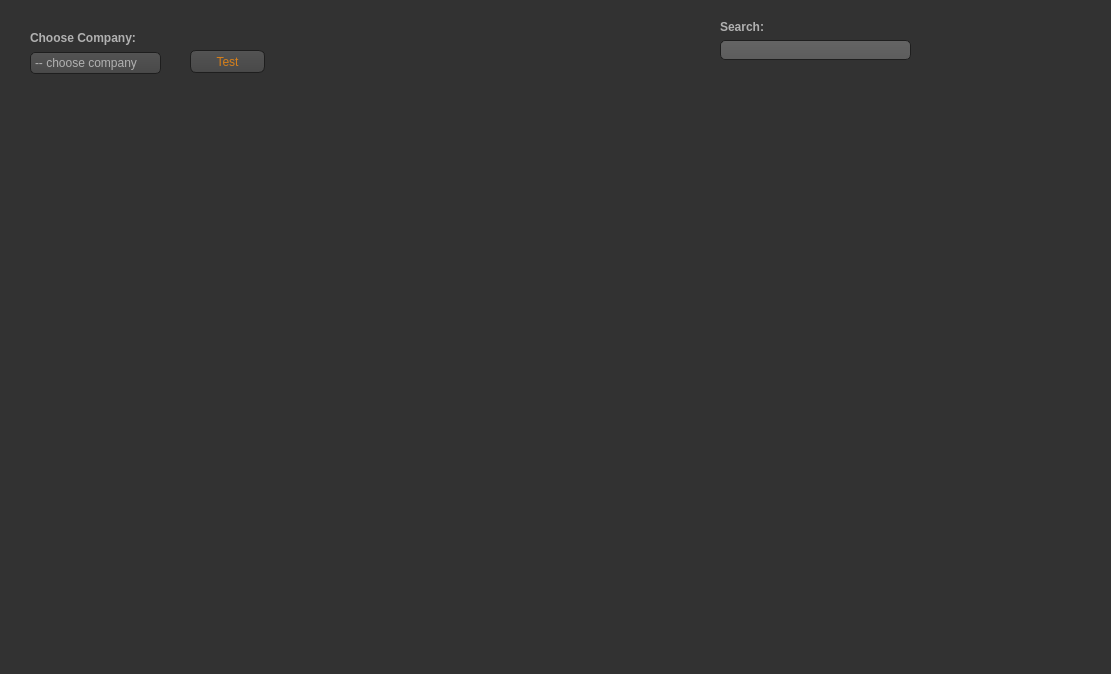
The window that ui/main.ui (Ink-Pixi/inkpixi-products) describes before a commit, drawn with Qt 5.
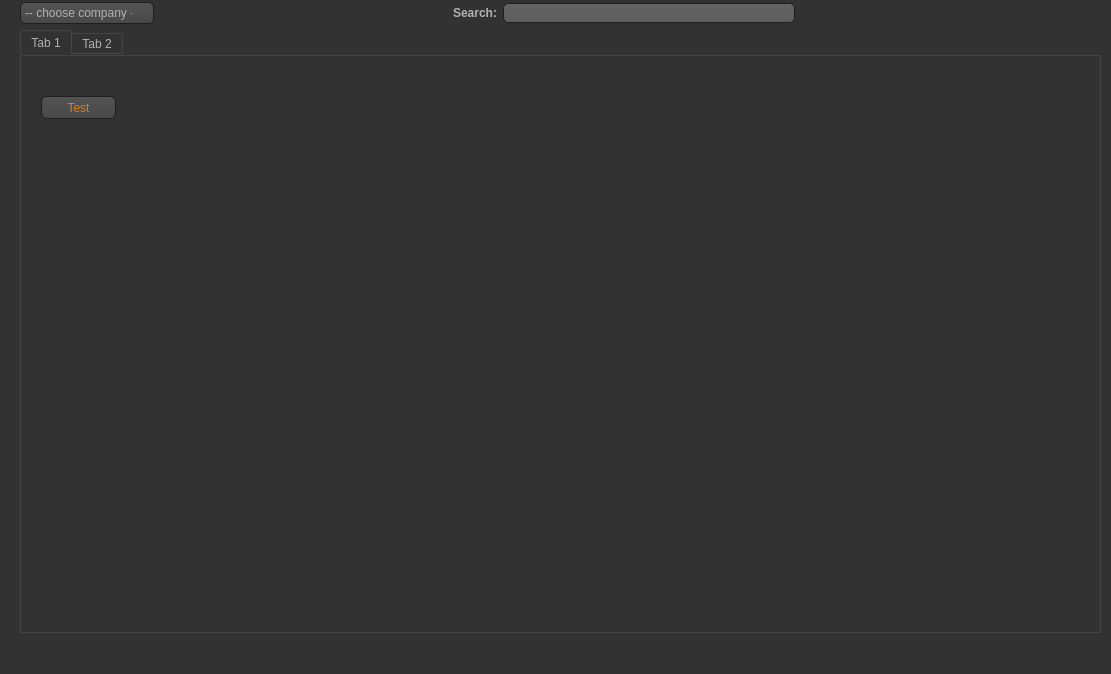
The same window after the commit. Icons and pictures are not drawn.

The edit to the form file:
```diff
--- a/ui/main.ui
+++ b/ui/main.ui
@@ -497,52 +497,18 @@
 }            </string>
   </property>
   <widget class="QWidget" name="centralwidget">
-   <widget class="QLabel" name="lblLogo">
-    <property name="geometry">
-     <rect>
-      <x>919</x>
-      <y>10</y>
-      <width>170</width>
-      <height>51</height>
-     </rect>
-    </property>
-    <property name="text">
-     <string/>
-    </property>
-    <property name="pixmap">
-     <pixmap resource="resources.qrc">:/images/images/pixi_logo_new.png</pixmap>
-    </property>
-   </widget>
-   <widget class="QPushButton" name="btn_test">
-    <property name="geometry">
-     <rect>
-      <x>190</x>
-      <y>50</y>
-      <width>75</width>
-      <height>23</height>
-     </rect>
-    </property>
-    <property name="text">
-     <string>Test</string>
-    </property>
-   </widget>
    <widget class="QWidget" name="layoutWidget">
     <property name="geometry">
      <rect>
-      <x>30</x>
-      <y>30</y>
-      <width>131</width>
-      <height>44</height>
+      <x>20</x>
+      <y>2</y>
+      <width>1081</width>
+      <height>631</height>
      </rect>
     </property>
     <layout class="QVBoxLayout" name="verticalLayout">
      <item>
-      <widget class="QLabel" name="lbl_company">
-       <property name="text">
-        <string>Choose Company:</string>
-       </property>
-      </widget>
-     </item>
+      <layout class="QHBoxLayout" name="horizontalLayout_2">
      <item>
       <widget class="QComboBox" name="cbox_company">
        <property name="minimumSize">
@@ -558,30 +524,86 @@
        </item>
       </widget>
      </item>
-    </layout>
-   </widget>
+       <item>
+        <layout class="QHBoxLayout" name="horizontalLayout">
+         <item>
+          <spacer name="horizontalSpacer">
+           <property name="orientation">
+            <enum>Qt::Horizontal</enum>
+           </property>
+           <property name="sizeHint" stdset="0">
+            <size>
+             <width>40</width>
+             <height>20</height>
+            </size>
+           </property>
+          </spacer>
+         </item>
+         <item>
    <widget class="QLabel" name="lbl_search">
-    <property name="geometry">
-     <rect>
-      <x>720</x>
-      <y>20</y>
-      <width>46</width>
-      <height>13</height>
-     </rect>
-    </property>
     <property name="text">
      <string>Search:</string>
     </property>
    </widget>
-   <widget class="QLineEdit" name="le_sku">
+         </item>
+         <item>
+          <widget class="QLineEdit" name="le_sku"/>
+         </item>
+         <item>
+          <spacer name="horizontalSpacer_2">
+           <property name="orientation">
+            <enum>Qt::Horizontal</enum>
+           </property>
+           <property name="sizeHint" stdset="0">
+            <size>
+             <width>40</width>
+             <height>20</height>
+            </size>
+           </property>
+          </spacer>
+         </item>
+        </layout>
+       </item>
+       <item>
+        <widget class="QLabel" name="lblLogo">
+         <property name="text">
+          <string/>
+         </property>
+         <property name="pixmap">
+          <pixmap resource="resources.qrc">:/images/images/pixi_logo_new.png</pixmap>
+         </property>
+        </widget>
+       </item>
+      </layout>
+     </item>
+     <item>
+      <widget class="QTabWidget" name="tabWidget">
+       <widget class="QWidget" name="tab">
+        <attribute name="title">
+         <string>Tab 1</string>
+        </attribute>
+        <widget class="QPushButton" name="btn_test">
     <property name="geometry">
      <rect>
-      <x>720</x>
+           <x>20</x>
       <y>40</y>
-      <width>191</width>
-      <height>20</height>
-     </rect>
-    </property>
+           <width>75</width>
+           <height>23</height>
+          </rect>
+         </property>
+         <property name="text">
+          <string>Test</string>
+         </property>
+        </widget>
+       </widget>
+       <widget class="QWidget" name="tab_2">
+        <attribute name="title">
+         <string>Tab 2</string>
+        </attribute>
+       </widget>
+      </widget>
+     </item>
+    </layout>
    </widget>
   </widget>
   <widget class="QMenuBar" name="menubar">
```
Lines whose indentation alone changed are shown as unchanged.
